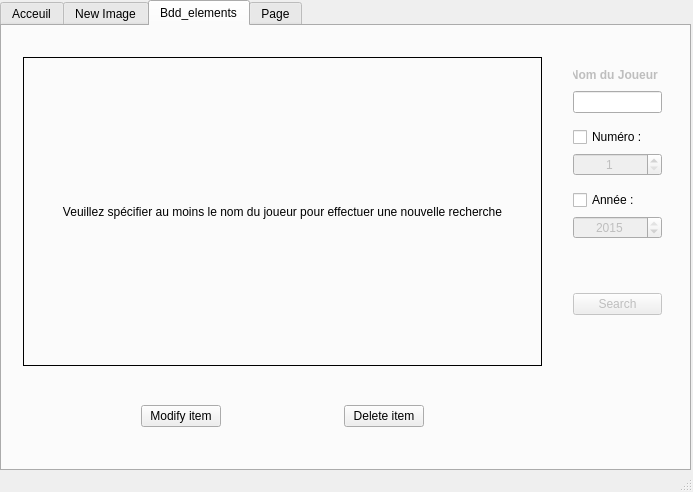
farid67/Projet_bdm, file SQLite-test/mainwindow.ui: the form before one commit.
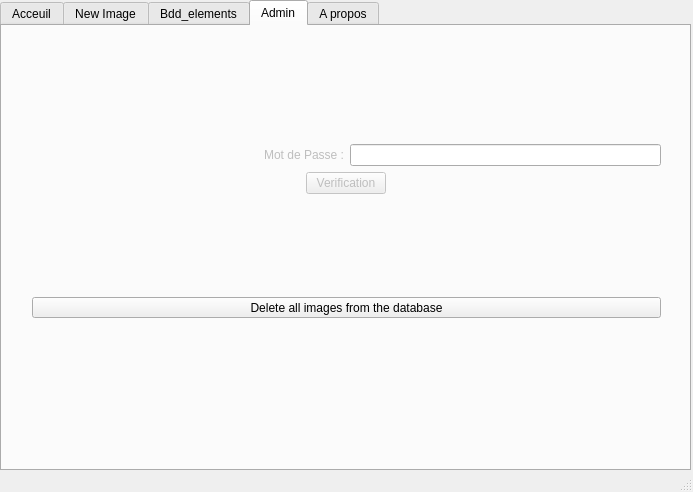
The form after the commit. The open tabs and pages were chosen to show the change. Custom widgets are drawn as their Qt base class.

Patch:
```diff
--- a/SQLite-test/mainwindow.ui
+++ b/SQLite-test/mainwindow.ui
@@ -10,9 +10,18 @@
     <height>492</height>
    </rect>
   </property>
+  <property name="sizePolicy">
+   <sizepolicy hsizetype="Preferred" vsizetype="Preferred">
+    <horstretch>0</horstretch>
+    <verstretch>0</verstretch>
+   </sizepolicy>
+  </property>
   <property name="windowTitle">
    <string>MainWindow</string>
   </property>
+  <property name="layoutDirection">
+   <enum>Qt::LeftToRight</enum>
+  </property>
   <widget class="QWidget" name="centralWidget">
    <widget class="QTabWidget" name="AcceuilOnglet">
     <property name="geometry">
@@ -23,9 +32,24 @@
       <height>471</height>
      </rect>
     </property>
+    <property name="tabPosition">
+     <enum>QTabWidget::North</enum>
+    </property>
     <property name="currentIndex">
      <number>2</number>
     </property>
+    <property name="iconSize">
+     <size>
+      <width>32</width>
+      <height>32</height>
+     </size>
+    </property>
+    <property name="tabsClosable">
+     <bool>false</bool>
+    </property>
+    <property name="movable">
+     <bool>false</bool>
+    </property>
     <widget class="QWidget" name="tab_5">
      <attribute name="title">
       <string>Acceuil</string>
@@ -617,9 +641,142 @@
       </layout>
      </widget>
     </widget>
+    <widget class="QWidget" name="tab_3">
+     <attribute name="title">
+      <string>Admin</string>
+     </attribute>
+     <widget class="QWidget" name="gridLayoutWidget_6">
+      <property name="geometry">
+       <rect>
+        <x>19</x>
+        <y>10</y>
+        <width>651</width>
+        <height>411</height>
+       </rect>
+      </property>
+      <layout class="QGridLayout" name="gridLayout_6">
+       <item row="1" column="0">
+        <layout class="QGridLayout" name="gridLayout_8">
+         <item row="0" column="0">
+          <layout class="QVBoxLayout" name="verticalLayout_14">
+           <item>
+            <widget class="QToolButton" name="DeleteAlltoolButton">
+             <property name="enabled">
+              <bool>true</bool>
+             </property>
+             <property name="sizePolicy">
+              <sizepolicy hsizetype="Preferred" vsizetype="Fixed">
+               <horstretch>0</horstretch>
+               <verstretch>0</verstretch>
+              </sizepolicy>
+             </property>
+             <property name="autoFillBackground">
+              <bool>false</bool>
+             </property>
+             <property name="text">
+              <string>Delete all images from the database</string>
+             </property>
+             <property name="checkable">
+              <bool>false</bool>
+             </property>
+             <property name="toolButtonStyle">
+              <enum>Qt::ToolButtonTextBesideIcon</enum>
+             </property>
+            </widget>
+           </item>
+           <item>
+            <widget class="QLabel" name="DeleteLabel">
+             <property name="sizePolicy">
+              <sizepolicy hsizetype="Preferred" vsizetype="Fixed">
+               <horstretch>0</horstretch>
+               <verstretch>0</verstretch>
+              </sizepolicy>
+             </property>
+             <property name="text">
+              <string/>
+             </property>
+             <property name="alignment">
+              <set>Qt::AlignCenter</set>
+             </property>
+            </widget>
+           </item>
+          </layout>
+         </item>
+        </layout>
+       </item>
+       <item row="0" column="0">
+        <layout class="QGridLayout" name="gridLayout_7">
+         <property name="sizeConstraint">
+          <enum>QLayout::SetFixedSize</enum>
+         </property>
+         <item row="0" column="2">
+          <layout class="QVBoxLayout" name="verticalLayout_12">
+           <item>
+            <widget class="QLineEdit" name="Admin_pwlineEdit">
+             <property name="sizePolicy">
+              <sizepolicy hsizetype="Minimum" vsizetype="Fixed">
+               <horstretch>0</horstretch>
+               <verstretch>0</verstretch>
+              </sizepolicy>
+             </property>
+             <property name="autoFillBackground">
+              <bool>false</bool>
+             </property>
+             <property name="echoMode">
+              <enum>QLineEdit::Password</enum>
+             </property>
+            </widget>
+           </item>
+          </layout>
+         </item>
+         <item row="0" column="1">
+          <layout class="QVBoxLayout" name="verticalLayout_11">
+           <item>
+            <widget class="QLabel" name="label_5">
+             <property name="enabled">
+              <bool>false</bool>
+             </property>
+             <property name="layoutDirection">
+              <enum>Qt::LeftToRight</enum>
+             </property>
+             <property name="text">
+              <string>Mot de Passe :</string>
+             </property>
+             <property name="alignment">
+              <set>Qt::AlignRight|Qt::AlignTrailing|Qt::AlignVCenter</set>
+             </property>
+            </widget>
+           </item>
+          </layout>
+         </item>
+         <item row="1" column="1" colspan="2">
+          <layout class="QHBoxLayout" name="horizontalLayout">
+           <item>
+            <widget class="QPushButton" name="AdminpushButton">
+             <property name="enabled">
+              <bool>false</bool>
+             </property>
+             <property name="sizePolicy">
+              <sizepolicy hsizetype="Fixed" vsizetype="Fixed">
+               <horstretch>0</horstretch>
+               <verstretch>0</verstretch>
+              </sizepolicy>
+             </property>
+             <property name="text">
+              <string>Verification</string>
+             </property>
+            </widget>
+           </item>
+          </layout>
+         </item>
+        </layout>
+       </item>
+      </layout>
+     </widget>
+    </widget>
     <widget class="QWidget" name="tab">
      <attribute name="title">
-      <string>Page</string>
+      <string>A propos</string>
      </attribute>
      <widget class="QWidget" name="gridLayoutWidget_3">
       <property name="geometry">
```
Left out of the diff: 2 changed lines with no effect on the pictures.
